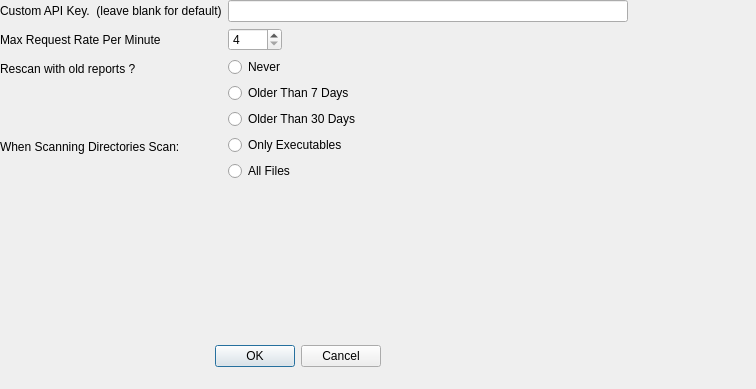
The window that settings_dialog.ui (VirusTotal/qt-virustotal-uploader) describes before a commit, drawn with Qt 5.
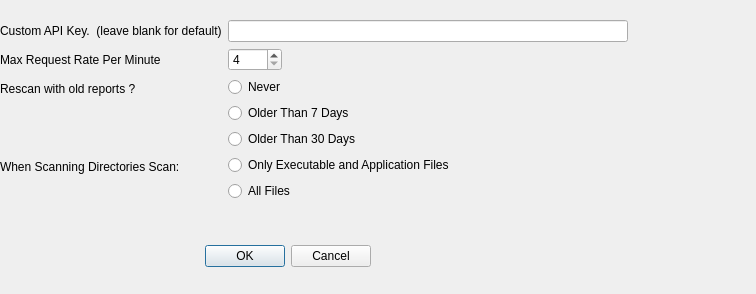
The same window after the commit.

The edit to the form file:
```diff
--- a/settings_dialog.ui
+++ b/settings_dialog.ui
@@ -7,7 +7,7 @@
     <x>0</x>
     <y>0</y>
     <width>756</width>
-    <height>389</height>
+    <height>294</height>
    </rect>
   </property>
   <property name="windowTitle">
@@ -16,8 +16,8 @@
   <widget class="QDialogButtonBox" name="buttonBox">
    <property name="geometry">
     <rect>
-     <x>40</x>
-     <y>340</y>
+     <x>30</x>
+     <y>240</y>
      <width>341</width>
      <height>32</height>
     </rect>
@@ -33,9 +33,9 @@
    <property name="geometry">
     <rect>
      <x>0</x>
-     <y>0</y>
+     <y>20</y>
      <width>721</width>
-     <height>311</height>
+     <height>211</height>
     </rect>
    </property>
    <layout class="QFormLayout" name="formLayout">
@@ -100,7 +100,7 @@
       <item>
        <widget class="QRadioButton" name="dir_only_exe_radioButton">
         <property name="text">
-         <string>Only Executables</string>
+         <string>Only Executable and Application Files</string>
         </property>
        </widget>
       </item>
```
Left out of the diff: 2 changed lines with no effect on the pictures.
